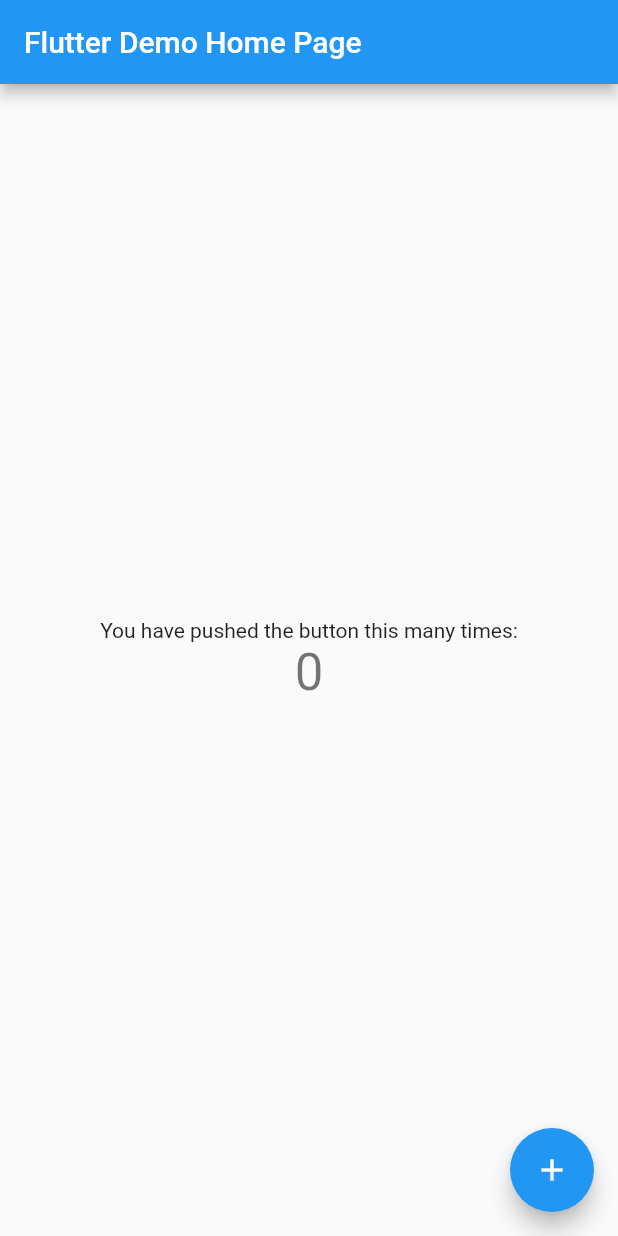
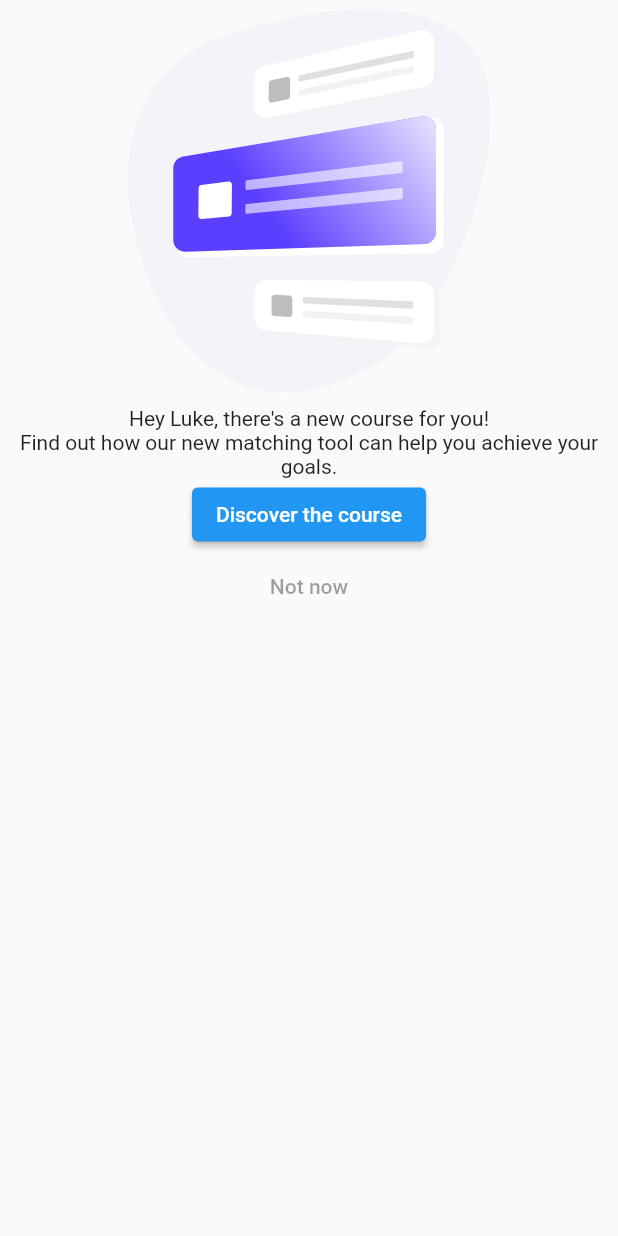
Before and after one commit to Aditya1402/FlutterDaily, a Flutter app: the screen it shows after launch, on a phone screen of 412 x 824 dp. Run offline on Flutter 3.47's test engine with Material 2 defaults, Android fonts, the phone set to English and light mode, and no system bars; our stand-ins replace flutter_svg.

Commit message:
Update UI

```diff
--- a/day001/lib/main.dart
+++ b/day001/lib/main.dart
@@ -1,115 +1,14 @@
+import 'package:day001/screens/alert.dart';
 import 'package:flutter/material.dart';
 
-void main() {
-  runApp(const MyApp());
-}
+void main() => runApp(const MyApp());
 
 class MyApp extends StatelessWidget {
   const MyApp({Key? key}) : super(key: key);
 
-  // This widget is the root of your application.
   @override
   Widget build(BuildContext context) {
-    return MaterialApp(
-      title: 'Flutter Demo',
-      theme: ThemeData(
-        // This is the theme of your application.
-        //
-        // Try running your application with "flutter run". You'll see the
-        // application has a blue toolbar. Then, without quitting the app, try
-        // changing the primarySwatch below to Colors.green and then invoke
-        // "hot reload" (press "r" in the console where you ran "flutter run",
-        // or simply save your changes to "hot reload" in a Flutter IDE).
-        // Notice that the counter didn't reset back to zero; the application
-        // is not restarted.
-        primarySwatch: Colors.blue,
-      ),
-      home: const MyHomePage(title: 'Flutter Demo Home Page'),
-    );
+    return const MaterialApp(
+      home: AlertPage());
   }
 }
-
-class MyHomePage extends StatefulWidget {
-  const MyHomePage({Key? key, required this.title}) : super(key: key);
-
-  // This widget is the home page of your application. It is stateful, meaning
-  // that it has a State object (defined below) that contains fields that affect
-  // how it looks.
-
-  // This class is the configuration for the state. It holds the values (in this
-  // case the title) provided by the parent (in this case the App widget) and
-  // used by the build method of the State. Fields in a Widget subclass are
-  // always marked "final".
-
-  final String title;
-
-  @override
-  State<MyHomePage> createState() => _MyHomePageState();
-}
-
-class _MyHomePageState extends State<MyHomePage> {
-  int _counter = 0;
-
-  void _incrementCounter() {
-    setState(() {
-      // This call to setState tells the Flutter framework that something has
-      // changed in this State, which causes it to rerun the build method below
-      // so that the display can reflect the updated values. If we changed
-      // _counter without calling setState(), then the build method would not be
-      // called again, and so nothing would appear to happen.
-      _counter++;
-    });
-  }
-
-  @override
-  Widget build(BuildContext context) {
-    // This method is rerun every time setState is called, for instance as done
-    // by the _incrementCounter method above.
-    //
-    // The Flutter framework has been optimized to make rerunning build methods
-    // fast, so that you can just rebuild anything that needs updating rather
-    // than having to individually change instances of widgets.
-    return Scaffold(
-      appBar: AppBar(
-        // Here we take the value from the MyHomePage object that was created by
-        // the App.build method, and use it to set our appbar title.
-        title: Text(widget.title),
-      ),
-      body: Center(
-        // Center is a layout widget. It takes a single child and positions it
-        // in the middle of the parent.
-        child: Column(
-          // Column is also a layout widget. It takes a list of children and
-          // arranges them vertically. By default, it sizes itself to fit its
-          // children horizontally, and tries to be as tall as its parent.
-          //
-          // Invoke "debug painting" (press "p" in the console, choose the
-          // "Toggle Debug Paint" action from the Flutter Inspector in Android
-          // Studio, or the "Toggle Debug Paint" command in Visual Studio Code)
-          // to see the wireframe for each widget.
-          //
-          // Column has various properties to control how it sizes itself and
-          // how it positions its children. Here we use mainAxisAlignment to
-          // center the children vertically; the main axis here is the vertical
-          // axis because Columns are vertical (the cross axis would be
-          // horizontal).
-          mainAxisAlignment: MainAxisAlignment.center,
-          children: <Widget>[
-            const Text(
-              'You have pushed the button this many times:',
-            ),
-            Text(
-              '$_counter',
-              style: Theme.of(context).textTheme.headline4,
-            ),
-          ],
-        ),
-      ),
-      floatingActionButton: FloatingActionButton(
-        onPressed: _incrementCounter,
-        tooltip: 'Increment',
-        child: const Icon(Icons.add),
-      ), // This trailing comma makes auto-formatting nicer for build methods.
-    );
-  }
-}
--- /dev/null
+++ b/day001/lib/screens/alert.dart
@@ -0,0 +1,34 @@
+import 'package:day001/widgets/button.dart';
+import 'package:flutter/material.dart';
+import 'package:flutter_svg/flutter_svg.dart';
+
+class AlertPage extends StatelessWidget {
+  const AlertPage({Key? key}) : super(key: key);
+
+  @override
+  Widget build(BuildContext context) {
+    return Scaffold(
+      body: SafeArea(
+        child: Column(
+          children:
+          [
+            Align(
+              alignment: Alignment.center,
+              child: SvgPicture.asset("assets/images/illustration.svg")),
+
+
+            const Text("Hey Luke, there's a new course for you!"),
+            const Text(
+              "Find out how our new matching tool can help you achieve your goals.",
+              textAlign: TextAlign.center),
+
+            const Button(),
+
+            const TextButton(onPressed: null, child: Text("Not now"))
+          ],
+        ),
+      ),
+    );
+
+  }
+}
--- /dev/null
+++ b/day001/lib/widgets/button.dart
@@ -0,0 +1,13 @@
+import 'package:flutter/material.dart';
+
+class Button extends StatelessWidget {
+  const Button({Key? key}) : super(key: key);
+
+  @override
+  Widget build(BuildContext context) {
+    return  ElevatedButton(
+
+      onPressed: (){},
+      child: const Text("Discover the course"));
+  }
+}
--- a/day001/pubspec.yaml
+++ b/day001/pubspec.yaml
@@ -34,6 +34,7 @@ dependencies:
   # The following adds the Cupertino Icons font to your application.
   # Use with the CupertinoIcons class for iOS style icons.
   cupertino_icons: ^1.0.2
+  flutter_svg: ^1.0.3
 
 dev_dependencies:
   flutter_test:
@@ -58,8 +59,8 @@ flutter:
   uses-material-design: true
 
   # To add assets to your application, add an assets section, like this:
-  # assets:
-  #   - images/a_dot_burr.jpeg
+  assets:
+    - assets/images/
   #   - images/a_dot_ham.jpeg
 
   # An image asset can refer to one or more resolution-specific "variants", see
```
Also changed, not shown: day001/assets/images/illustration.svg (added), day001/pubspec.lock, 1 other file.
